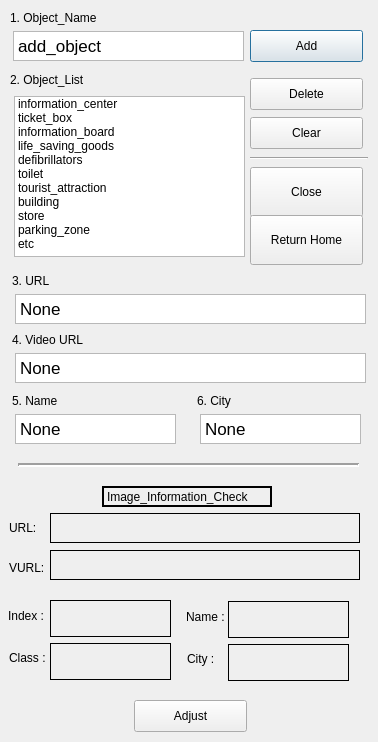
First picture: the form in secondwindow.ui, repository lhseop0710/SkyViewerSolution, before the edit.
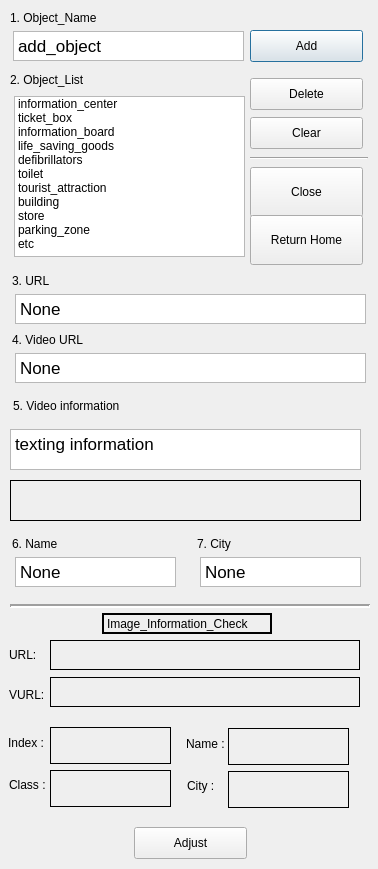
Second picture: the form after the edit.

Patch:
```diff
--- a/secondwindow.ui
+++ b/secondwindow.ui
@@ -7,7 +7,7 @@
     <x>0</x>
     <y>0</y>
     <width>378</width>
-    <height>742</height>
+    <height>869</height>
    </rect>
   </property>
   <property name="windowTitle">
@@ -186,7 +186,7 @@
    <property name="geometry">
     <rect>
      <x>134</x>
-     <y>700</y>
+     <y>827</y>
      <width>113</width>
      <height>32</height>
     </rect>
@@ -255,20 +255,20 @@
    <property name="geometry">
     <rect>
      <x>12</x>
-     <y>393</y>
+     <y>536</y>
      <width>81</width>
      <height>16</height>
     </rect>
    </property>
    <property name="text">
-    <string>5. Name</string>
+    <string>6. Name</string>
    </property>
   </widget>
   <widget class="QTextEdit" name="name_txt_edit">
    <property name="geometry">
     <rect>
      <x>15</x>
-     <y>414</y>
+     <y>557</y>
      <width>161</width>
      <height>30</height>
     </rect>
@@ -285,7 +285,7 @@
    <property name="geometry">
     <rect>
      <x>102</x>
-     <y>486</y>
+     <y>613</y>
      <width>170</width>
      <height>21</height>
     </rect>
@@ -306,9 +306,9 @@
   <widget class="Line" name="line_3">
    <property name="geometry">
     <rect>
-     <x>18</x>
-     <y>457</y>
-     <width>341</width>
+     <x>10</x>
+     <y>598</y>
+     <width>360</width>
      <height>16</height>
     </rect>
    </property>
@@ -323,7 +323,7 @@
    <property name="geometry">
     <rect>
      <x>9</x>
-     <y>650</y>
+     <y>777</y>
      <width>40</width>
      <height>16</height>
     </rect>
@@ -336,7 +336,7 @@
    <property name="geometry">
     <rect>
      <x>8</x>
-     <y>608</y>
+     <y>735</y>
      <width>40</width>
      <height>16</height>
     </rect>
@@ -349,20 +349,20 @@
    <property name="geometry">
     <rect>
      <x>197</x>
-     <y>393</y>
+     <y>536</y>
      <width>81</width>
      <height>16</height>
     </rect>
    </property>
    <property name="text">
-    <string>6. City</string>
+    <string>7. City</string>
    </property>
   </widget>
   <widget class="QTextEdit" name="city_txt_edit">
    <property name="geometry">
     <rect>
      <x>200</x>
-     <y>414</y>
+     <y>557</y>
      <width>161</width>
      <height>30</height>
     </rect>
@@ -379,7 +379,7 @@
    <property name="geometry">
     <rect>
      <x>50</x>
-     <y>600</y>
+     <y>727</y>
      <width>121</width>
      <height>80</height>
     </rect>
@@ -441,7 +441,7 @@
    <property name="geometry">
     <rect>
      <x>9</x>
-     <y>520</y>
+     <y>647</y>
      <width>31</width>
      <height>16</height>
     </rect>
@@ -454,7 +454,7 @@
    <property name="geometry">
     <rect>
      <x>50</x>
-     <y>513</y>
+     <y>640</y>
      <width>310</width>
      <height>30</height>
     </rect>
@@ -470,7 +470,7 @@
    <property name="geometry">
     <rect>
      <x>9</x>
-     <y>560</y>
+     <y>687</y>
      <width>41</width>
      <height>16</height>
     </rect>
@@ -483,7 +483,7 @@
    <property name="geometry">
     <rect>
      <x>50</x>
-     <y>550</y>
+     <y>677</y>
      <width>310</width>
      <height>30</height>
     </rect>
@@ -499,7 +499,7 @@
    <property name="geometry">
     <rect>
      <x>186</x>
-     <y>609</y>
+     <y>736</y>
      <width>40</width>
      <height>16</height>
     </rect>
@@ -512,7 +512,7 @@
    <property name="geometry">
     <rect>
      <x>228</x>
-     <y>601</y>
+     <y>728</y>
      <width>121</width>
      <height>80</height>
     </rect>
@@ -544,7 +544,7 @@
    <property name="geometry">
     <rect>
      <x>187</x>
-     <y>651</y>
+     <y>778</y>
      <width>40</width>
      <height>16</height>
     </rect>
@@ -553,6 +553,52 @@
     <string>City :</string>
    </property>
   </widget>
+  <widget class="QTextEdit" name="vurl_information_txt_edit">
+   <property name="geometry">
+    <rect>
+     <x>10</x>
+     <y>429</y>
+     <width>351</width>
+     <height>41</height>
+    </rect>
+   </property>
+   <property name="html">
+    <string>&lt;!DOCTYPE HTML PUBLIC &quot;-//W3C//DTD HTML 4.0//EN&quot; &quot;http://www.w3.org/TR/REC-html40/strict.dtd&quot;&gt;
+&lt;html&gt;&lt;head&gt;&lt;meta name=&quot;qrichtext&quot; content=&quot;1&quot; /&gt;&lt;style type=&quot;text/css&quot;&gt;
+p, li { white-space: pre-wrap; }
+&lt;/style&gt;&lt;/head&gt;&lt;body style=&quot; font-family:'.AppleSystemUIFont'; font-size:13pt; font-weight:400; font-style:normal;&quot;&gt;
+&lt;p style=&quot; margin-top:0px; margin-bottom:0px; margin-left:0px; margin-right:0px; -qt-block-indent:0; text-indent:0px;&quot;&gt;texting information&lt;/p&gt;&lt;/body&gt;&lt;/html&gt;</string>
+   </property>
+  </widget>
+  <widget class="QLabel" name="label_16">
+   <property name="geometry">
+    <rect>
+     <x>13</x>
+     <y>398</y>
+     <width>141</width>
+     <height>16</height>
+    </rect>
+   </property>
+   <property name="text">
+    <string>5. Video information</string>
+   </property>
+  </widget>
+  <widget class="QLabel" name="vinfo_label">
+   <property name="geometry">
+    <rect>
+     <x>10</x>
+     <y>480</y>
+     <width>351</width>
+     <height>41</height>
+    </rect>
+   </property>
+   <property name="frameShape">
+    <enum>QFrame::Box</enum>
+   </property>
+   <property name="text">
+    <string/>
+   </property>
+  </widget>
  </widget>
  <resources/>
  <connections/>
```
